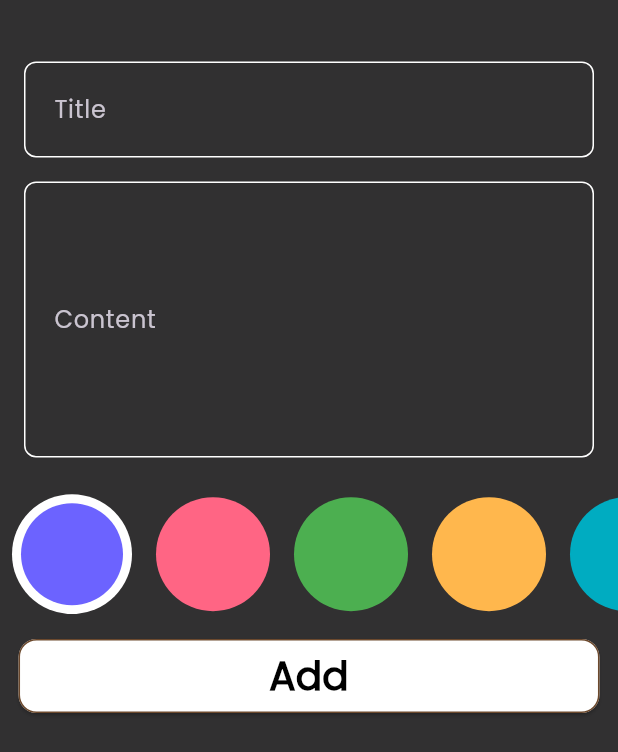
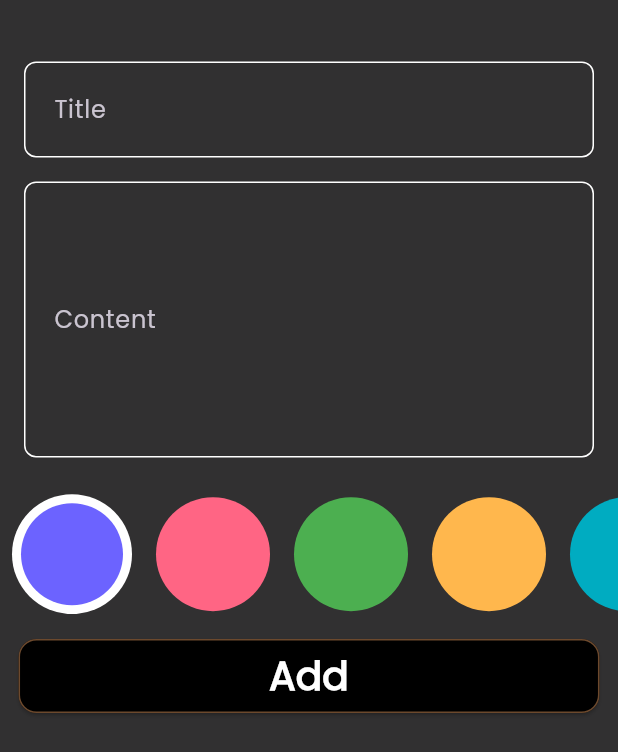
Before and after one commit to OmarGamalDev/notes-app, a Flutter app: the AddNoteForm widget shown alone on an empty page, opened directly, on a phone screen of 412 x 824 dp. Shown: the top 752 px of the screen. Run offline on Flutter 3.47's test engine with Material 3 defaults, Android fonts, the phone set to English and light mode, and no system bars; our stand-ins replace flutter_bloc, font_awesome_flutter, hive, hive_flutter; accounts and stored records are empty.

Commit message:
feat: add color selection functionality for editing notes; implement EditNotesColorsList and update color handling in AddNoteForm and ColorsListView

```diff
--- a/lib/core/constants/app_colors.dart
+++ b/lib/core/constants/app_colors.dart
@@ -7,4 +7,12 @@ class AppColors {
   static const whiteColor = Color(0xffffffff);
   static const whiteColorLight = Color.fromARGB(228, 255, 255, 255);
   static const darkGray = Color.fromARGB(255, 117, 101, 101);
+  static const List<Color> colors = [
+    Color(0xFF6C63FF),
+    Color(0xFFFF6584),
+    Color(0xFF4CAF50),
+    Color(0xFFFFB74D),
+    Color(0xFF00ACC1),
+    Color(0xFFAB47BC),
+  ];
 }
--- a/lib/features/notes/presentation/views/widgets/add_note_form.dart
+++ b/lib/features/notes/presentation/views/widgets/add_note_form.dart
@@ -63,12 +63,12 @@ class _AddNoteFormState extends State<AddNoteForm> {
                   text: 'Add',
                   backgroundColor:
                       context.read<ThemeCubit>().state == ThemeMode.dark
-                          ? AppColors.whiteColor
-                          : AppColors.blackColor,
+                          ? AppColors.blackColor
+                          : AppColors.whiteColor,
                   style: AppStyles.boldBlackText.copyWith(
                       color: context.read<ThemeCubit>().state == ThemeMode.dark
-                          ? AppColors.blackColor
-                          : AppColors.whiteColor),
+                          ? AppColors.whiteColor
+                          : AppColors.blackColor),
                   onPressed: () {
                     if (formKey.currentState!.validate()) {
                       formKey.currentState!.save();
--- a/lib/features/notes/presentation/views/widgets/colors_list_view.dart
+++ b/lib/features/notes/presentation/views/widgets/colors_list_view.dart
@@ -1,5 +1,7 @@
 import 'package:flutter/material.dart';
 import 'package:flutter_bloc/flutter_bloc.dart';
+import 'package:notes_app/core/constants/app_colors.dart';
+import 'package:notes_app/core/theme/theme_cubit.dart';
 import 'package:notes_app/features/notes/presentation/cubit/add%20notes/add_notes_cubit.dart';
 
 class ColorItem extends StatelessWidget {
@@ -11,7 +13,9 @@ class ColorItem extends StatelessWidget {
     return isSelected
         ? CircleAvatar(
             radius: 40,
-            backgroundColor: Colors.white,
+            backgroundColor: context.read<ThemeCubit>().state == ThemeMode.dark
+                ? AppColors.whiteColor
+                : AppColors.blackColor,
             child: CircleAvatar(
               radius: 34,
               backgroundColor: color,
@@ -33,14 +37,6 @@ class ColorsListView extends StatefulWidget {
 
 class _ColorsListViewState extends State<ColorsListView> {
   int currentIndex = 0;
-  List<Color> colors = [
-    const Color(0xFF6C63FF),
-    const Color(0xFFFF6584),
-    const Color(0xFF4CAF50),
-    const Color(0xFFFFB74D),
-    const Color(0xFF00ACC1),
-    const Color(0xFFAB47BC),
-  ];
 
   @override
   Widget build(BuildContext context) {
@@ -58,11 +54,11 @@ class _ColorsListViewState extends State<ColorsListView> {
                   currentIndex = index;
                 });
                 BlocProvider.of<AddNotesCubit>(context).color =
-                    colors[currentIndex];
+                    AppColors.colors[currentIndex];
               },
               child: ColorItem(
                 isSelected: currentIndex == index,
-                color: colors[index],
+                color: AppColors.colors[index],
               ),
             ),
           );
--- a/lib/features/notes/presentation/views/widgets/notes_view_body.dart
+++ b/lib/features/notes/presentation/views/widgets/notes_view_body.dart
@@ -30,7 +30,8 @@ class _NotesViewBodyState extends State<NotesViewBody> {
               child: CustomAppBar(
             text: 'Notes',
             icon: Icons.search,
-            onPressed: () {},
+            onPressed: () {
+            },
           )),
           const SliverToBoxAdapter(child: NotesListView()),
         ],
```
Also changed, not shown: lib/features/notes/presentation/views/widgets/edit_note_view_body.dart (+23 -26 lines), lib/features/notes/presentation/views/widgets/edit_notes_colors_list.dart (added, +50 -0 lines).
